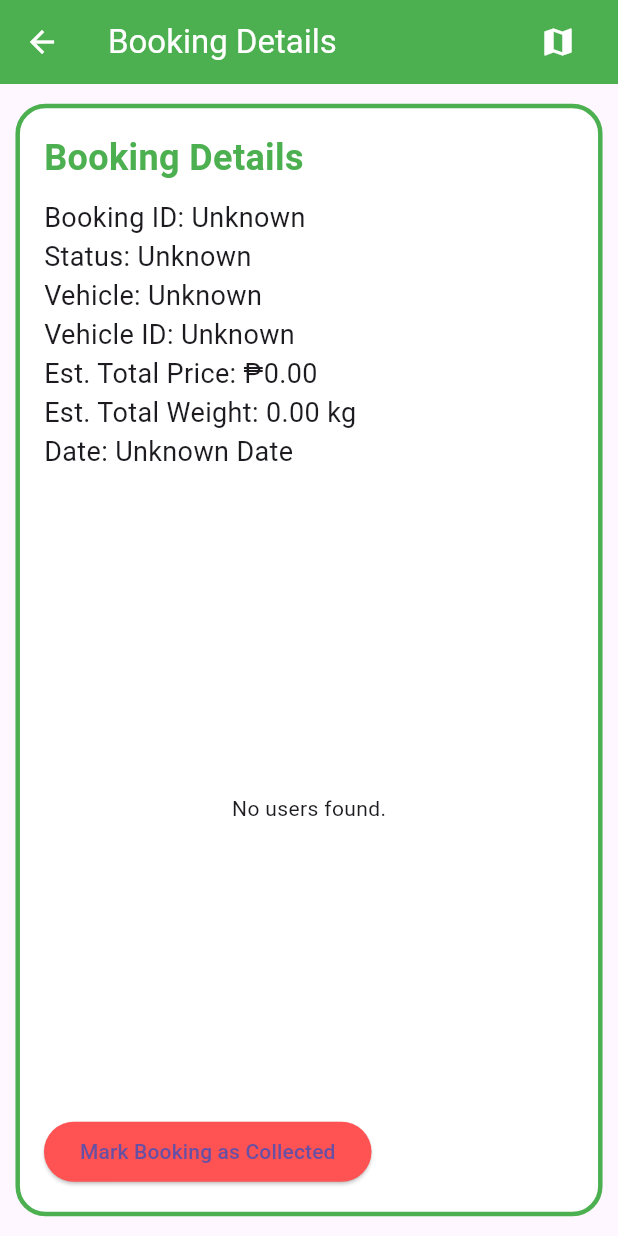
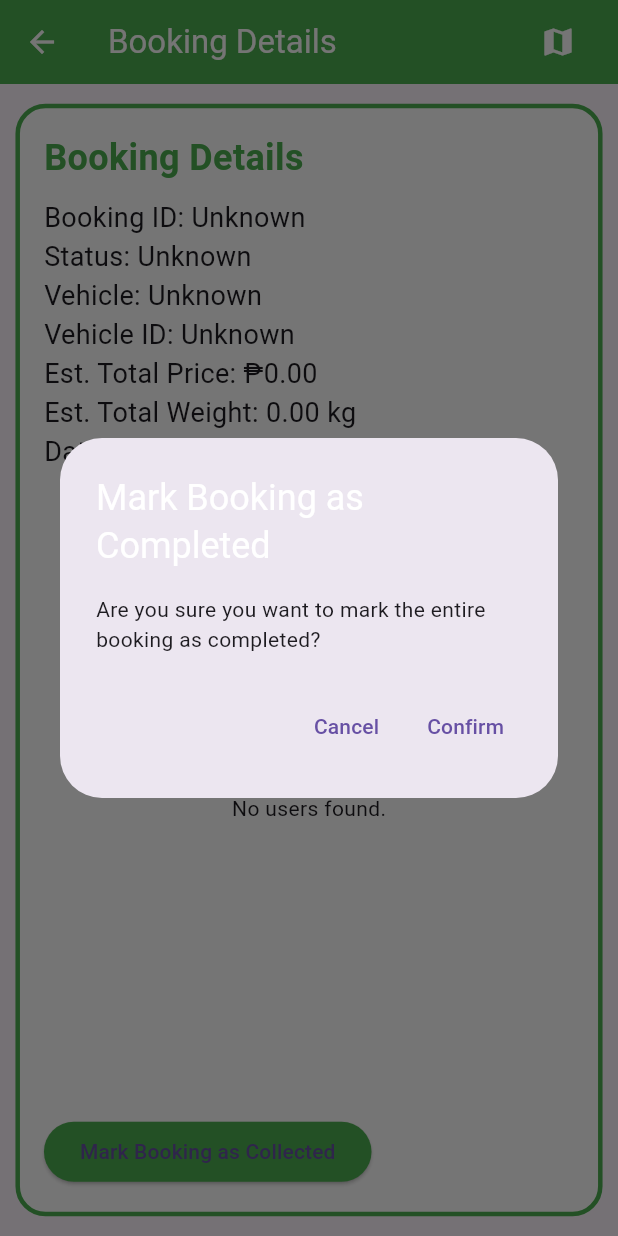
Before and after one commit to Ashketchup143/trashure_thesis, a Flutter app: the DriverBookingDetails screen opened by its route, after a tap on "Mark Booking as Collected", on a phone screen of 412 x 824 dp. Run offline on Flutter 3.47's test engine with Material 3 defaults, Android fonts, the phone set to English and light mode, and no system bars; our stand-ins replace cloud_firestore, firebase_auth, firebase_core, flutter_map, google_fonts, latlong2; accounts and stored records are empty; generated files the repository leaves out were written again.

Commit message:
5th commit 2.0

```diff
--- a/lib/screens/driver/driverbookingdetails.dart
+++ b/lib/screens/driver/driverbookingdetails.dart
@@ -319,10 +319,12 @@ class _DriverBookingDetailsState extends State<DriverBookingDetails> {
                   ),
                 ),
                 ElevatedButton(
-                  onPressed: _showFinalCollectedConfirmation,
+                  onPressed: () async {
+                    await _showFinalCollectedConfirmation(bookingId);
+                  },
                   child: Text('Mark Booking as Collected'),
-                  style: ElevatedButton.styleFrom(
-                      backgroundColor: Colors.redAccent),
+                  style:
+                      ElevatedButton.styleFrom(backgroundColor: Colors.green),
                 ),
               ],
             ),
@@ -434,10 +436,8 @@ class _DriverBookingDetailsState extends State<DriverBookingDetails> {
     );
   }
 
-  Future<void> _showFinalCollectedConfirmation() async {
+  Future<void> _showFinalCollectedConfirmation(String bookingId) async {
     bool hasUncollectedUsers = false;
-    var bookingId = ModalRoute.of(context)?.settings.arguments as String?;
-    if (bookingId == null) return;
 
     var usersSnapshot = await FirebaseFirestore.instance
         .collection('bookings')
@@ -477,7 +477,10 @@ class _DriverBookingDetailsState extends State<DriverBookingDetails> {
         context: context,
         builder: (BuildContext context) {
           return AlertDialog(
-            title: Text('Mark Booking as Completed'),
+            title: Text(
+              'Mark Booking as Completed',
+              style: TextStyle(color: Colors.white),
+            ),
             content: Text(
                 'Are you sure you want to mark the entire booking as completed?'),
             actions: [
@@ -499,12 +502,34 @@ class _DriverBookingDetailsState extends State<DriverBookingDetails> {
       );
 
       if (confirmed) {
+        // Calculate the total final_overall_price and final_overall_weight
+        double finalOverallPrice = 0.0;
+        double finalOverallWeight = 0.0;
+
+        for (var userDoc in usersSnapshot.docs) {
+          var userData = userDoc.data() as Map<String, dynamic>;
+          double finalTotalPrice = userData['final_total_price'] ?? 0.0;
+          double finalTotalWeight = userData['final_total_weight'] ?? 0.0;
+
+          finalOverallPrice += finalTotalPrice;
+          finalOverallWeight += finalTotalWeight;
+        }
+
+        // Update the booking document with the final overall price and weight
         await FirebaseFirestore.instance
             .collection('bookings')
             .doc(bookingId)
-            .update({'status': 'collected'});
+            .update({
+          'status': 'collected',
+          'final_overall_price': finalOverallPrice,
+          'final_overall_weight': finalOverallWeight,
+        });
+
         ScaffoldMessenger.of(context).showSnackBar(
-          SnackBar(content: Text('Booking marked as collected')),
+          SnackBar(
+              backgroundColor: Colors.green,
+              content: Text(
+                  'Booking marked as collected. Final overall price and weight updated.')),
         );
       }
     }
--- a/lib/screens/driver/drivertransaction.dart
+++ b/lib/screens/driver/drivertransaction.dart
@@ -146,6 +146,7 @@ class _DriverTransactionsState extends State<DriverTransactions> {
 
                           return Card(
                             margin: const EdgeInsets.all(10),
+                            color: Colors.lightGreen[100],
                             child: ListTile(
                               title: Text(
                                 'Date: ${formatDate(bookingDate)}',
```
